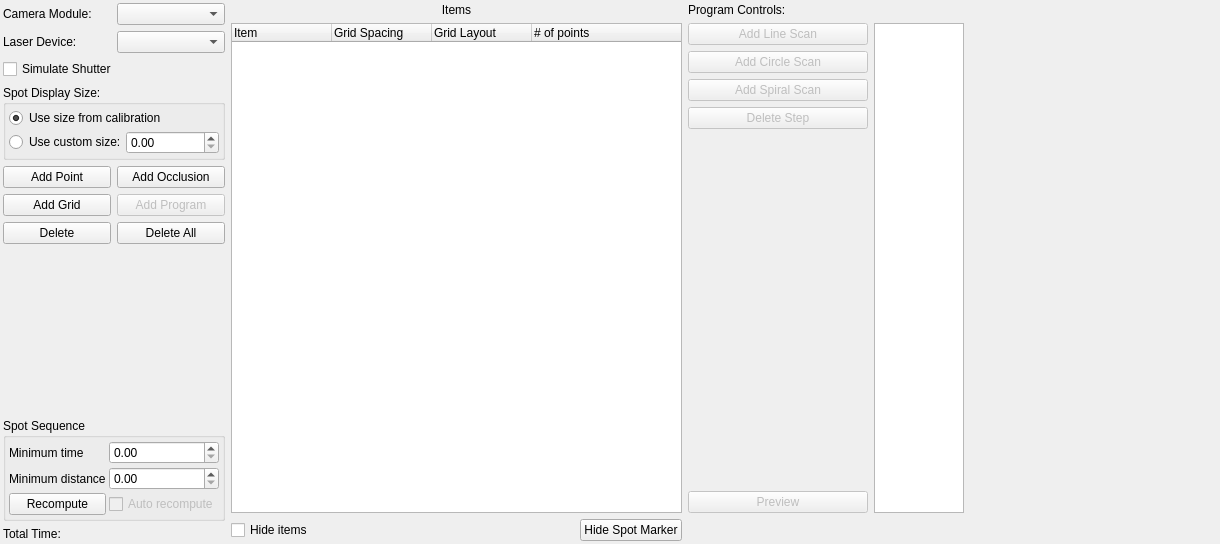
This is lib/devices/Scanner/ProtocolTemplate.ui in acq4/acq4 as Qt 5 draws it before an edit. The edited form follows.
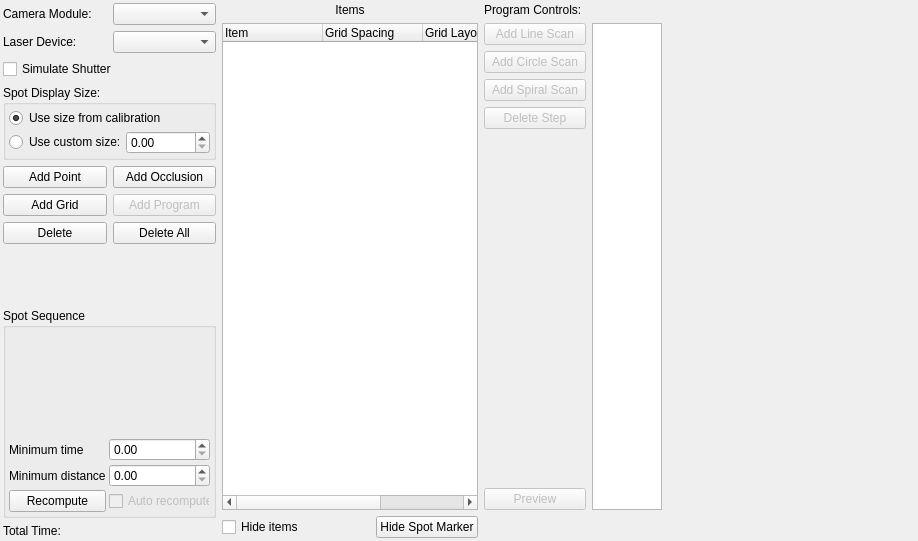
This is the edited form. Custom widgets are drawn as their Qt base class.

Patch:
```diff
--- a/lib/devices/Scanner/ProtocolTemplate.ui
+++ b/lib/devices/Scanner/ProtocolTemplate.ui
@@ -6,8 +6,8 @@
    <rect>
     <x>0</x>
     <y>0</y>
-    <width>1220</width>
-    <height>544</height>
+    <width>918</width>
+    <height>541</height>
    </rect>
   </property>
   <property name="sizePolicy">
@@ -217,6 +217,18 @@
      </item>
      <item row="6" column="0" colspan="2">
       <widget class="QGroupBox" name="groupBox">
+       <property name="sizePolicy">
+        <sizepolicy hsizetype="Preferred" vsizetype="Preferred">
+         <horstretch>0</horstretch>
+         <verstretch>0</verstretch>
+        </sizepolicy>
+       </property>
+       <property name="minimumSize">
+        <size>
+         <width>190</width>
+         <height>210</height>
+        </size>
+       </property>
        <property name="title">
         <string>Spot Sequence</string>
        </property>
@@ -227,14 +239,14 @@
         <property name="spacing">
          <number>3</number>
         </property>
-        <item row="0" column="0">
+        <item row="1" column="0">
          <widget class="QLabel" name="label_3">
           <property name="text">
            <string>Minimum time</string>
           </property>
          </widget>
         </item>
-        <item row="0" column="1">
+        <item row="1" column="1">
          <widget class="SpinBox" name="minTimeSpin">
           <property name="toolTip">
            <string>&lt;!DOCTYPE HTML PUBLIC &quot;-//W3C//DTD HTML 4.0//EN&quot; &quot;http://www.w3.org/TR/REC-html40/strict.dtd&quot;&gt;
@@ -254,14 +266,14 @@
           </property>
          </widget>
         </item>
-        <item row="1" column="0">
+        <item row="2" column="0">
          <widget class="QLabel" name="label_4">
           <property name="text">
            <string>Minimum distance</string>
           </property>
          </widget>
         </item>
-        <item row="1" column="1">
+        <item row="2" column="1">
          <widget class="SpinBox" name="minDistSpin">
           <property name="toolTip">
            <string>&lt;!DOCTYPE HTML PUBLIC &quot;-//W3C//DTD HTML 4.0//EN&quot; &quot;http://www.w3.org/TR/REC-html40/strict.dtd&quot;&gt;
@@ -278,14 +290,14 @@
           </property>
          </widget>
         </item>
-        <item row="2" column="0">
+        <item row="3" column="0">
          <widget class="QPushButton" name="recomputeBtn">
           <property name="text">
            <string>Recompute</string>
           </property>
          </widget>
         </item>
-        <item row="2" column="1">
+        <item row="3" column="1">
          <widget class="QCheckBox" name="autoRecomputeCheck">
           <property name="enabled">
            <bool>false</bool>
@@ -295,6 +307,16 @@
           </property>
          </widget>
         </item>
+        <item row="0" column="0" colspan="2">
+         <widget class="PlotWidget" name="tdPlotWidget" native="true">
+          <property name="sizePolicy">
+           <sizepolicy hsizetype="Expanding" vsizetype="Expanding">
+            <horstretch>0</horstretch>
+            <verstretch>0</verstretch>
+           </sizepolicy>
+          </property>
+         </widget>
+        </item>
        </layout>
       </widget>
      </item>
@@ -498,7 +520,13 @@
   <customwidget>
    <class>TreeWidget</class>
    <extends>QTreeWidget</extends>
-   <header location="global">TreeWidget</header>
+   <header>TreeWidget</header>
+  </customwidget>
+  <customwidget>
+   <class>PlotWidget</class>
+   <extends>QWidget</extends>
+   <header>pyqtgraph.PlotWidget</header>
+   <container>1</container>
   </customwidget>
  </customwidgets>
  <resources/>
```
